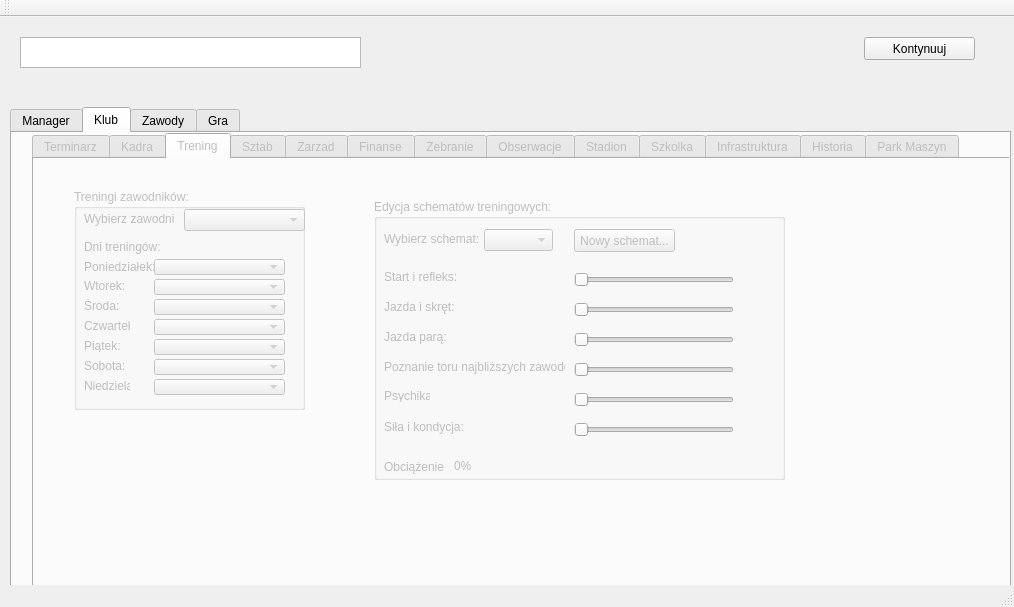
Kinoll/Hot-Tires, file source/mainwindow.ui: the form before one commit.
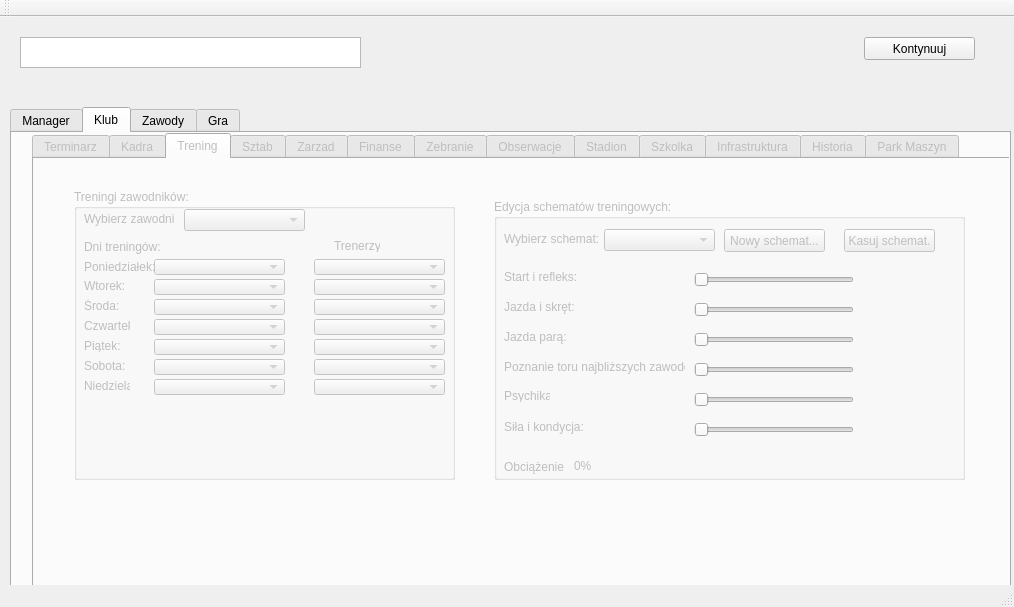
The form after the commit.

Patch:
```diff
--- a/source/mainwindow.ui
+++ b/source/mainwindow.ui
@@ -116,8 +116,8 @@
          <rect>
           <x>40</x>
           <y>30</y>
-          <width>231</width>
-          <height>221</height>
+          <width>381</width>
+          <height>291</height>
          </rect>
         </property>
         <property name="title">
@@ -320,13 +320,96 @@
           <string>Dni treningów:</string>
          </property>
         </widget>
+        <widget class="QLabel" name="label_coach">
+         <property name="geometry">
+          <rect>
+           <x>260</x>
+           <y>50</y>
+           <width>46</width>
+           <height>13</height>
+          </rect>
+         </property>
+         <property name="text">
+          <string>Trenerzy:</string>
+         </property>
+        </widget>
+        <widget class="QComboBox" name="comboBox_coachMonday">
+         <property name="geometry">
+          <rect>
+           <x>240</x>
+           <y>70</y>
+           <width>131</width>
+           <height>16</height>
+          </rect>
+         </property>
+        </widget>
+        <widget class="QComboBox" name="comboBox_coachTuesday">
+         <property name="geometry">
+          <rect>
+           <x>240</x>
+           <y>90</y>
+           <width>131</width>
+           <height>16</height>
+          </rect>
+         </property>
+        </widget>
+        <widget class="QComboBox" name="comboBox_coachWednesday">
+         <property name="geometry">
+          <rect>
+           <x>240</x>
+           <y>110</y>
+           <width>131</width>
+           <height>16</height>
+          </rect>
+         </property>
+        </widget>
+        <widget class="QComboBox" name="comboBox_coachThursday">
+         <property name="geometry">
+          <rect>
+           <x>240</x>
+           <y>130</y>
+           <width>131</width>
+           <height>16</height>
+          </rect>
+         </property>
+        </widget>
+        <widget class="QComboBox" name="comboBox_coachFriday">
+         <property name="geometry">
+          <rect>
+           <x>240</x>
+           <y>150</y>
+           <width>131</width>
+           <height>16</height>
+          </rect>
+         </property>
+        </widget>
+        <widget class="QComboBox" name="comboBox_coachSaturday">
+         <property name="geometry">
+          <rect>
+           <x>240</x>
+           <y>170</y>
+           <width>131</width>
+           <height>16</height>
+          </rect>
+         </property>
+        </widget>
+        <widget class="QComboBox" name="comboBox_coachSunday">
+         <property name="geometry">
+          <rect>
+           <x>240</x>
+           <y>190</y>
+           <width>131</width>
+           <height>16</height>
+          </rect>
+         </property>
+        </widget>
        </widget>
        <widget class="QGroupBox" name="groupBox_scheme">
         <property name="geometry">
          <rect>
-          <x>340</x>
+          <x>460</x>
           <y>40</y>
-          <width>411</width>
+          <width>471</width>
           <height>281</height>
          </rect>
         </property>
@@ -338,7 +421,7 @@
           <rect>
            <x>110</x>
            <y>30</y>
-           <width>69</width>
+           <width>111</width>
            <height>22</height>
           </rect>
          </property>
@@ -515,7 +598,7 @@
         <widget class="QPushButton" name="pushButton_newScheme">
          <property name="geometry">
           <rect>
-           <x>200</x>
+           <x>230</x>
            <y>30</y>
            <width>101</width>
            <height>23</height>
@@ -551,6 +634,19 @@
           <string>0%</string>
          </property>
         </widget>
+        <widget class="QPushButton" name="pushButton_del">
+         <property name="geometry">
+          <rect>
+           <x>350</x>
+           <y>30</y>
+           <width>91</width>
+           <height>23</height>
+          </rect>
+         </property>
+         <property name="text">
+          <string>Kasuj schemat.</string>
+         </property>
+        </widget>
        </widget>
       </widget>
       <widget class="QWidget" name="tab_workers">
```
